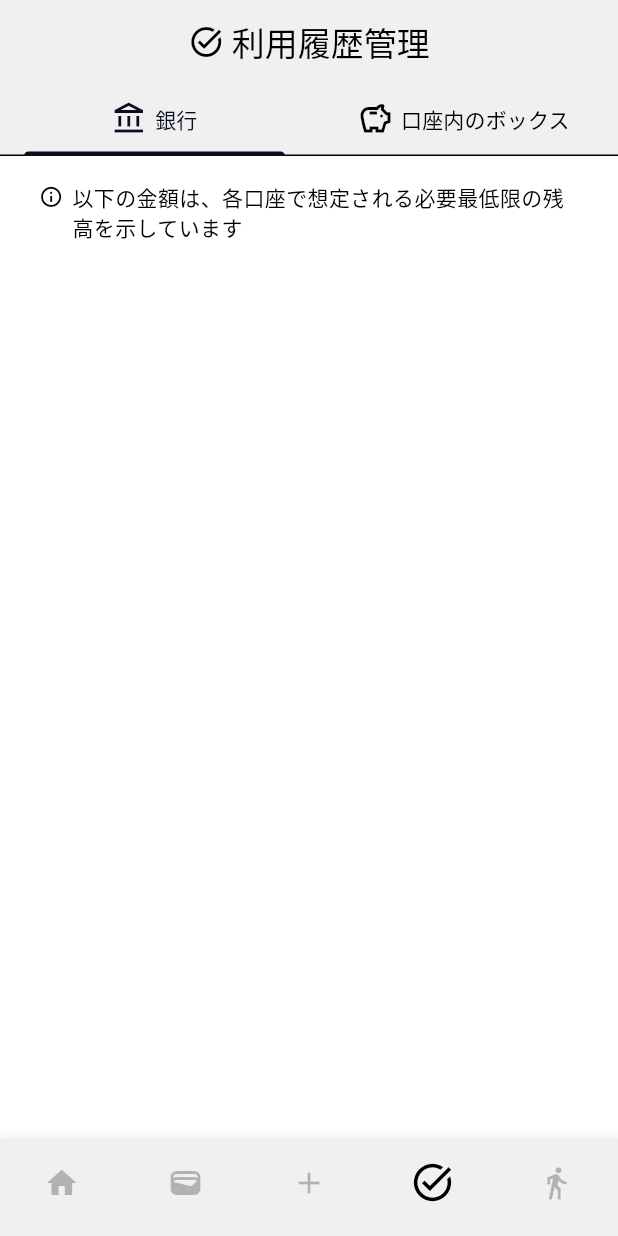
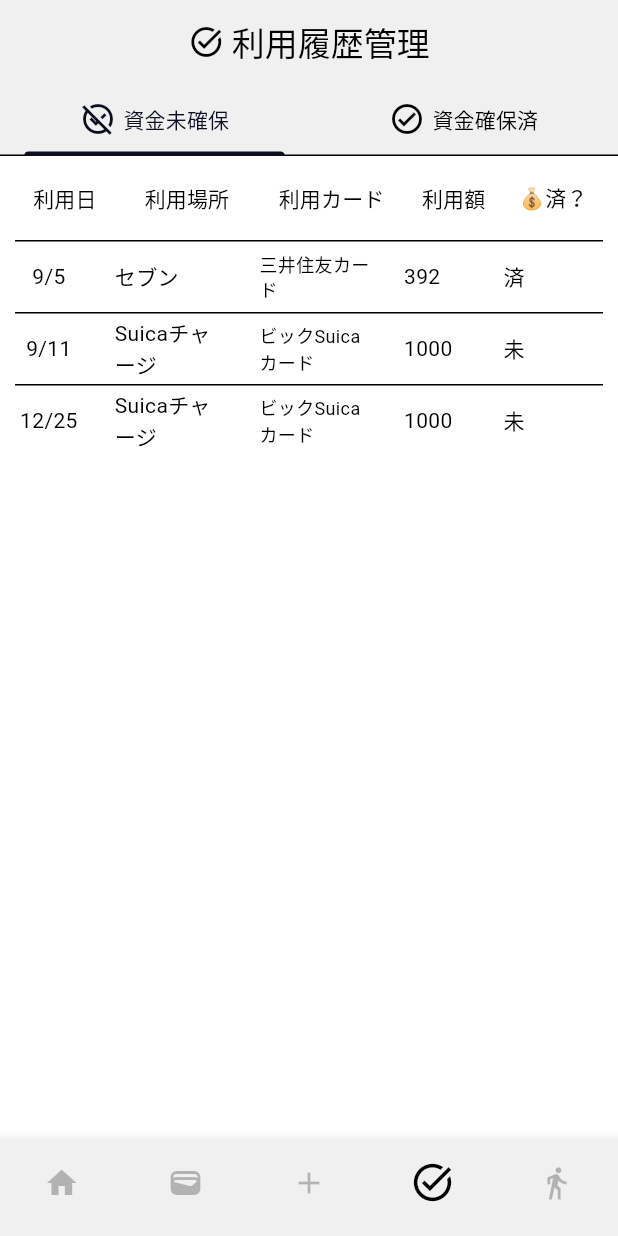
Before and after one commit to laughtaone/creeasy, a Flutter app: the screen it shows after launch, item 4 of the bottom bar chosen, on a phone screen of 412 x 824 dp. Run offline on Flutter 3.47's test engine with Material 3 defaults, Android fonts, the phone set to English and light mode, and no system bars; drawn by our look-alikes of auto_size_text; our stand-ins replace font_awesome_flutter, settings_ui; Roboto replaces fonts that are missing (MPlus1p).

```diff
--- a/lib/money_manage/money_manage.dart
+++ b/lib/money_manage/money_manage.dart
@@ -1,6 +1,7 @@
 import 'package:flutter/material.dart';
 import 'package:creeasy/COMMON_COMPS/appbar/common_appbar_comp.dart';
 import 'package:creeasy/COMMON_COMPS/mini_info/mini_info.dart';
+import 'package:auto_size_text/auto_size_text.dart';
 
 
 
@@ -13,15 +14,18 @@ class MoneyManagePage extends StatefulWidget {
 
 
 class _MoneyManagePageState extends State<MoneyManagePage> with SingleTickerProviderStateMixin {
-  late TabController _tabController;
-  List<dynamic> _statusBankList = [
-    ['三井住友銀行', 102314, ['三井住友カード']],
-    ['三菱UFJ銀行', 9102, ['PayPayカード', 'ビューSuicaカード']],
-    ['楽天銀行', 9102, ['楽天カード', 'セブンカードプラス', 'リクルートカード']],
-    ['ゆうちょ銀行', 9102, ['auPAYカード', 'dカード', 'エポスカード', 'メルカード']],
-    ['みずほああああああああaaaaaaaaaあああああああああ銀行', 9102, ['auPAYカードaaaaaaaaaaaaaaaaaaaaa', 'dカード', 'エポスカード', 'メルカード', 'P-oneカード']]
+  List<Map<String, dynamic>> _payHistories = [
+    {'day': '9/5', 'place': 'セブン', 'cardName': '三井住友カード', 'price': 392, 'isKeepMoney': true},
+    {'day': '9/11', 'place': 'Suicaチャージ', 'cardName': 'ビックSuicaカード', 'price': 1000, 'isKeepMoney': false},
+    {'day': '12/25', 'place': 'Suicaチャージ', 'cardName': 'ビックSuicaカード', 'price': 1000, 'isKeepMoney': false},
   ];
 
+
+  Color gusuColumnColor = const Color(0xffe0e0e0);
+  Color kisuColumnColor = const Color(0xfff3f3f3);
+
+
+  late TabController _tabController;
   @override
   void initState() {
     super.initState();
@@ -99,9 +103,9 @@ class _MoneyManagePageState extends State<MoneyManagePage> with SingleTickerProv
             child: Row(
               mainAxisAlignment: MainAxisAlignment.center,
               children: [
-                  Icon(Icons.account_balance_outlined),
+                Icon(Icons.unpublished_outlined),
                 SizedBox(width: 5),
-                  Text('銀行'),
+                Text('資金未確保'),
               ],
             ),
           ),
@@ -109,37 +113,165 @@ class _MoneyManagePageState extends State<MoneyManagePage> with SingleTickerProv
             child: Row(
               mainAxisAlignment: MainAxisAlignment.center,
               children: [
-                  Icon(Icons.savings_outlined),
+                Icon(Icons.check_circle_outlined),
                 SizedBox(width: 5),
-                  Text('口座内のボックス'),
+                Text('資金確保済'),
               ],
             ),
           )
         ]),
       ),
-      body: TabBarView(
+      body: Padding(
+        padding: const EdgeInsets.only(left: 10, right: 10),
+        child: TabBarView(
             controller: _tabController,
             children: [
-            // ===================================== 銀行タブ =========================================
-            Padding(
-              padding: const EdgeInsets.only(left: 20, right: 20, top: 10),
-              child: ListView(children: [
-                miniInfo(passText: '以下の金額は、各口座で想定される必要最低限の残高を示しています', customTextSize: 14, customTopPadding: 7, customBottomPadding: 17),
-              ]),
+              // ===================================== 資金未確保タブ =========================================
+              Container(
+                width: double.infinity,
+                child: DataTable(
+                  columnSpacing: 0,
+                  horizontalMargin: 0,
+                  columns: <DataColumn>[
+                    DataColumn(
+                      label: Expanded(
+                        child: Container(
+                          width: 45,
+                          child: Align(
+                            alignment: Alignment.center,
+                            child: Text('利用日'),
+                          ),
+                        ),
+                      ),
+                    ),
+                    DataColumn(
+                      label: Expanded(
+                        child: Container(
+                          width: 75,
+                          child: Align(
+                            alignment: Alignment.center,
+                            child: Text('利用場所'),
+                          ),
+                        ),
+                      ),
+                    ),
+                    DataColumn(
+                      label: Expanded(
+                        child: Container(
+                          width: 75,
+                          child: Align(
+                            alignment: Alignment.center,
+                            child: Text('利用カード'),
+                          ),
+                        ),
+                      ),
+                    ),
+                    DataColumn(
+                      label: Expanded(
+                        child: Container(
+                          width: 45,
+                          child: Align(
+                            alignment: Alignment.center,
+                            child: Text('利用額'),
+                          ),
+                        ),
+                      ),
+                    ),
+                    DataColumn(
+                      label: Expanded(
+                        child: Container(
+                          width: 45,
+                          child: Align(
+                            alignment: Alignment.center,
+                            child: Text('💰済？'),
+                          ),
+                        ),
+                      ),
+                    ),
+                  ],
+                  rows: _payHistories.map((singlePayHistory) {
+                    return DataRow(
+                      cells: <DataCell>[
+                        DataCell(
+                          Container(
+                            width: 45,
+                            child: Align(
+                              alignment: Alignment.center,
+                              child: Text(
+                                singlePayHistory['day'],
+                                overflow: TextOverflow.ellipsis,
+                              ),
+                            ),
+                          ),
+                        ),
+                        DataCell(
+                          Container(
+                            width: 75,
+                            child: AutoSizeText(
+                              singlePayHistory['place'],
+                              overflow: TextOverflow.ellipsis,
+                              maxLines: 2,
+                              minFontSize: 10,
+                              style: TextStyle(fontSize: 14),
+                            ),
+                          ),
+                        ),
+                        DataCell(
+                          Container(
+                            width: 75,
+                            child: AutoSizeText(
+                              singlePayHistory['cardName'],
+                              overflow: TextOverflow.ellipsis,
+                              maxLines: 2,
+                              minFontSize: 10,
+                              style: TextStyle(fontSize: 12),
+                            ),
+                          ),
+                        ),
+                        DataCell(
+                          Container(
+                            width: 45,
+                            child: Text(
+                              singlePayHistory['price'].toString(),
+                              overflow: TextOverflow.ellipsis,
+                            ),
+                          ),
+                        ),
+                        DataCell(
+                          Container(
+                              width: 45,
+                              child: Text(
+                                singlePayHistory['isKeepMoney'] ? '済' : '未',
+                                overflow: TextOverflow.ellipsis,
+                              ),
+                            ),
+                        ),
+                      ],
+                    );
+                  }).toList(),
+                ),
               ),
               // =======================================================================================
 
               // ================================== 資金ボックスタブ ======================================
               Padding(
-              padding: const EdgeInsets.only(left: 20, right: 20, top: 10),
+                padding: const EdgeInsets.only(left: 10, right: 10, top: 10),
                 child: ListView(children: [
-                miniInfo(passText: '以下の金額は、各口座で想定される必要最低限の残高を示しています', customTextSize: 14, customTopPadding: 7, customBottomPadding: 17),
                 ]),
               ),
               // =======================================================================================
 
             ],
           ),
+      ),
       );
   }
 }
+
+
+class SinglePayHistory {
+  final String place;
+  final int price;
+
+  SinglePayHistory(this.place, this.price);
+}
```
Lines whose indentation alone changed are shown as unchanged.
